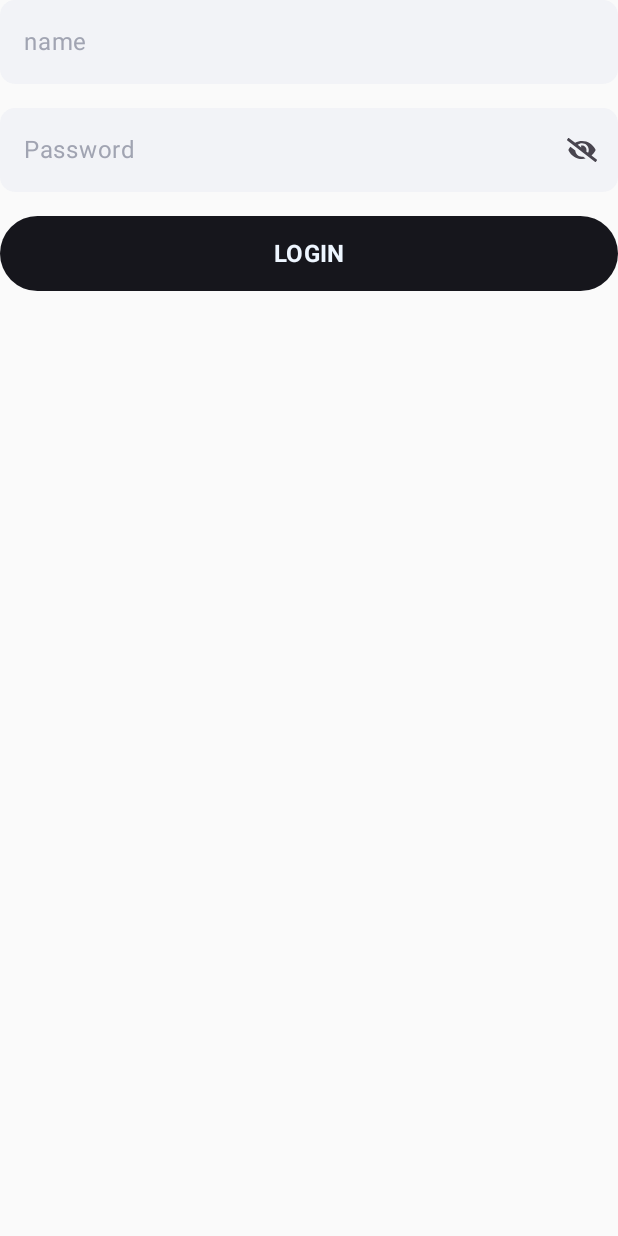
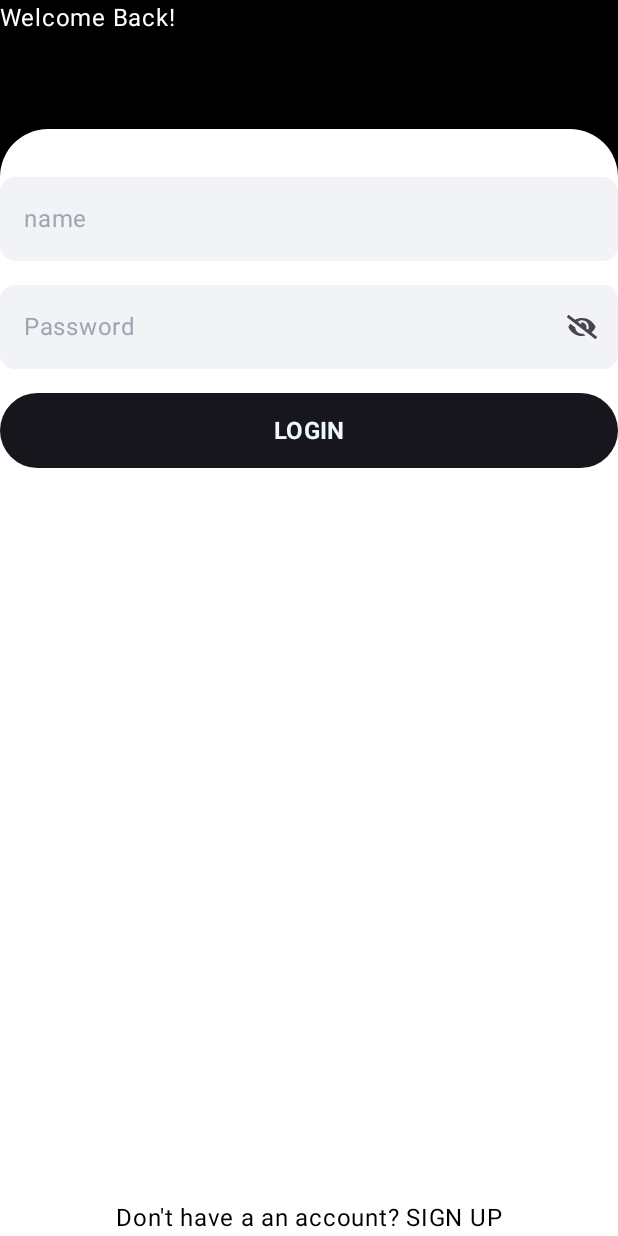
Before and after one commit to steve1rm/BusbyTasky, an Android app built with Jetpack Compose: the screen it shows after launch (HomeActivity), on a phone screen of 412 x 824 dp. Run offline under Robolectric (Android 15) with nearby library versions, the phone set to English and light mode, and no system bars.

Commit message:
WIP creating the login screen

```diff
--- a/component/src/main/java/me/androidbox/component/LoginScreen.kt
+++ /dev/null
@@ -1,74 +0,0 @@
-package me.androidbox.component
-
-import android.util.Log
-import androidx.compose.foundation.layout.Column
-import androidx.compose.foundation.layout.Spacer
-import androidx.compose.foundation.layout.fillMaxWidth
-import androidx.compose.foundation.layout.height
-import androidx.compose.runtime.*
-import androidx.compose.ui.Modifier
-import androidx.compose.ui.tooling.preview.Preview
-import androidx.compose.ui.unit.dp
-import me.androidbox.component.general.PasswordEntry
-import me.androidbox.component.general.TaskButton
-import me.androidbox.component.general.UserInputEntry
-import me.androidbox.component.ui.theme.BusbyTaskyTheme
-
-@Composable
-fun LoginScreen(
-    modifier: Modifier = Modifier
-) {
-
-    var username by remember {
-        mutableStateOf("")
-    }
-
-    var isPasswordVisible = remember {
-        mutableStateOf(false)
-    }
-
-    var password by remember {
-        mutableStateOf("")
-    }
-
-    Column(
-        modifier = modifier
-            .fillMaxWidth()) {
-        UserInputEntry(
-            inputValue = username,
-            isInputValid = false,
-            placeholderText = "name",
-            onInputChange = { newText ->
-                username = newText
-            }
-        )
-        Spacer(modifier = Modifier.height(16.dp))
-
-        PasswordEntry(
-            passwordValue = password,
-            placeholderText = "Password", // FIXME stringResource(R.string.password),
-            isPasswordVisible = isPasswordVisible,
-            onPasswordChange = { newText ->
-                password = newText
-            }
-        )
-
-        Spacer(modifier = Modifier.height(16.dp))
-
-        TaskButton(
-            buttonText = "Login", // FIXME stringResource(R.string.login),
-            onButtonClick = {
-                /* TODO send to room database username and password check if correct/incorrect */
-                Log.d("LOGIN", "username [$username] [$password]")
-            }
-        )
-    }
-}
-
-@Composable
-@Preview(showBackground = true)
-fun PreviewLoginScreen() {
-    BusbyTaskyTheme {
-       LoginScreen()
-    }
-}
--- a/component/src/main/java/me/androidbox/component/login/LoginEntry.kt
+++ b/component/src/main/java/me/androidbox/component/login/LoginEntry.kt
@@ -1,4 +1,4 @@
-package me.androidbox.component
+package me.androidbox.component.login
 
 import androidx.compose.foundation.layout.*
 import androidx.compose.runtime.Composable
--- /dev/null
+++ b/component/src/main/java/me/androidbox/component/login/LoginScreen.kt
@@ -0,0 +1,101 @@
+package me.androidbox.component
+
+import android.util.Log
+import androidx.compose.foundation.background
+import androidx.compose.foundation.layout.*
+import androidx.compose.foundation.shape.RoundedCornerShape
+import androidx.compose.material3.Text
+import androidx.compose.runtime.*
+import androidx.compose.ui.Alignment
+import androidx.compose.ui.Modifier
+import androidx.compose.ui.graphics.Color
+import androidx.compose.ui.tooling.preview.Preview
+import androidx.compose.ui.unit.dp
+import me.androidbox.component.general.PasswordEntry
+import me.androidbox.component.general.TaskButton
+import me.androidbox.component.general.UserInputEntry
+import me.androidbox.component.ui.theme.BusbyTaskyTheme
+
+@Composable
+fun LoginScreen(
+    modifier: Modifier = Modifier
+) {
+
+    var username by remember {
+        mutableStateOf("")
+    }
+
+    val isPasswordVisible = remember {
+        mutableStateOf(false)
+    }
+
+    var password by remember {
+        mutableStateOf("")
+    }
+
+    Column(modifier = modifier
+        .fillMaxSize()
+        .background(Color.Black)) {
+
+        Text(
+            modifier = modifier.fillMaxWidth(),
+            text = "Welcome Back!", color = Color.White)
+
+        Spacer(modifier = modifier.height(62.dp))
+        Box {
+
+            Column(
+                modifier = modifier
+                    .fillMaxSize()
+                    .background(
+                        color = Color.White,
+                        shape = RoundedCornerShape(topStart = 32.dp, topEnd = 32.dp)
+                    )
+            ) {
+
+                Spacer(modifier = modifier.height(32.dp))
+                UserInputEntry(
+                    inputValue = username,
+                    isInputValid = false,
+                    placeholderText = "name",
+                    onInputChange = { newText ->
+                        username = newText
+                    }
+                )
+                Spacer(modifier = Modifier.height(16.dp))
+
+                PasswordEntry(
+                    passwordValue = password,
+                    placeholderText = "Password", // FIXME stringResource(R.string.password),
+                    isPasswordVisible = isPasswordVisible,
+                    onPasswordChange = { newText ->
+                        password = newText
+                    }
+                )
+
+                Spacer(modifier = Modifier.height(16.dp))
+
+                TaskButton(
+                    buttonText = "Login", // FIXME stringResource(R.string.login),
+                    onButtonClick = {
+                        /* TODO send to room database username and password check if correct/incorrect */
+                        Log.d("LOGIN", "username [$username] [$password]")
+                    }
+                )
+            }
+
+            Text(
+                modifier = modifier.align(Alignment.BottomCenter),
+                text = "Don't have a an account? SIGN UP", color = Color.Black
+            ) // TODO Use annotated string
+        }
+    }
+}
+
+@Composable
+@Preview(showBackground = true)
+fun PreviewLoginScreen() {
+    BusbyTaskyTheme {
+       LoginScreen()
+    }
+}
```
